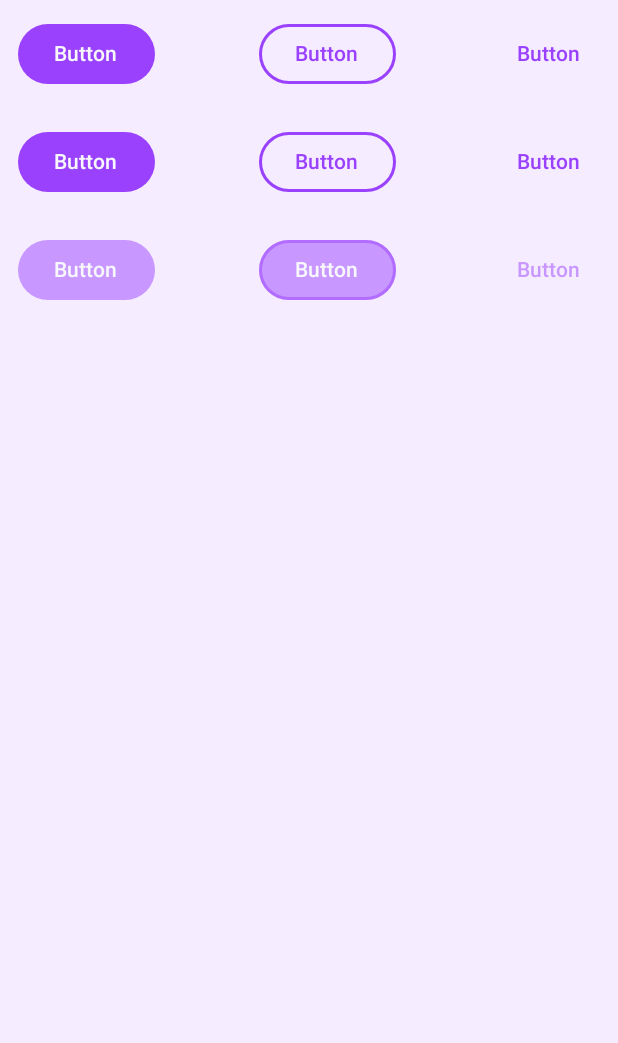
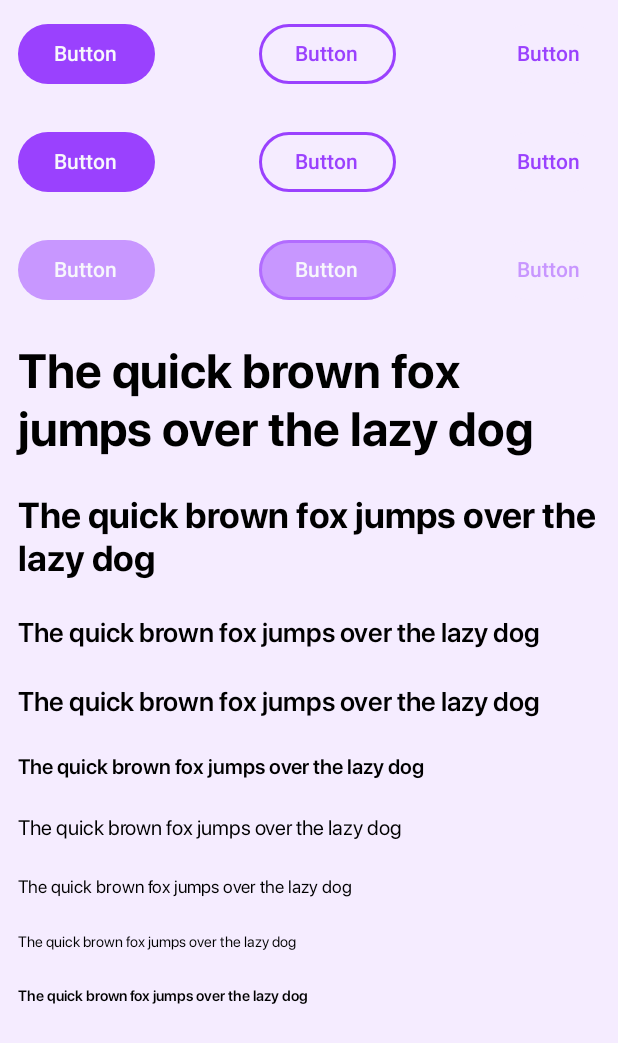
Before and after one commit to Spaigou/WBTechApp, an Android app built with Jetpack Compose: the screen it shows after launch (MainActivity), on a phone screen of 412 x 824 dp. Shown: the top 1043 px of the screen. Run offline under Robolectric (Android 15) with nearby library versions, the phone set to English and light mode, and no system bars.

Commit message:
Typography completed

```diff
--- a/app/src/main/java/com/spaigou/wbtechandroidapp/Buttons.kt
+++ b/app/src/main/java/com/spaigou/wbtechandroidapp/Buttons.kt
@@ -17,6 +17,7 @@ import androidx.compose.material.ripple.RippleTheme
 import androidx.compose.material3.Button
 import androidx.compose.material3.ButtonColors
 import androidx.compose.material3.ButtonDefaults
+import androidx.compose.material3.MaterialTheme
 import androidx.compose.material3.OutlinedButton
 import androidx.compose.material3.Text
 import androidx.compose.material3.TextButton
@@ -244,11 +245,3 @@ private object NoRippleTheme : RippleTheme {
     @Composable
     override fun rippleAlpha(): RippleAlpha = RippleAlpha(0.0f, 0.0f, 0.0f, 0.0f)
 }
-
-@Preview(showBackground = true)
-@Composable
-fun AppPreview() {
-    WBTechAndroidAppTheme {
-        MainScreen()
-    }
-}
--- a/app/src/main/java/com/spaigou/wbtechandroidapp/MainScreen.kt
+++ b/app/src/main/java/com/spaigou/wbtechandroidapp/MainScreen.kt
@@ -4,10 +4,12 @@ import androidx.compose.foundation.ScrollState
 import androidx.compose.foundation.background
 import androidx.compose.foundation.layout.Column
 import androidx.compose.foundation.layout.fillMaxSize
+import androidx.compose.foundation.layout.padding
 import androidx.compose.foundation.layout.systemBarsPadding
 import androidx.compose.foundation.verticalScroll
 import androidx.compose.runtime.Composable
 import androidx.compose.ui.Modifier
+import androidx.compose.ui.unit.dp
 import com.spaigou.wbtechandroidapp.ui.theme.BrandColorBackground
 
 @Composable
@@ -20,5 +22,6 @@ fun MainScreen() {
             .verticalScroll(state = ScrollState(0))
     ) {
         Buttons()
+        TypographyField()
     }
 }
--- /dev/null
+++ b/app/src/main/java/com/spaigou/wbtechandroidapp/TypographyField.kt
@@ -0,0 +1,82 @@
+package com.spaigou.wbtechandroidapp
+
+import androidx.compose.foundation.horizontalScroll
+import androidx.compose.foundation.layout.Column
+import androidx.compose.foundation.layout.padding
+import androidx.compose.foundation.rememberScrollState
+import androidx.compose.material3.Text
+import androidx.compose.runtime.Composable
+import androidx.compose.ui.Modifier
+import androidx.compose.ui.res.stringResource
+import androidx.compose.ui.tooling.preview.Preview
+import androidx.compose.ui.unit.dp
+import com.spaigou.wbtechandroidapp.ui.theme.LocalTypography
+import com.spaigou.wbtechandroidapp.ui.theme.WBTechAndroidAppTheme
+
+@Composable
+fun TypographyField() {
+    Column {
+        Text(
+            text = stringResource(R.string.sample_text),
+            style = LocalTypography.current.heading1,
+            modifier = Modifier
+                .padding(12.dp)
+        )
+        Text(
+            text = stringResource(R.string.sample_text),
+            style = LocalTypography.current.heading2,
+            modifier = Modifier
+                .padding(12.dp)
+        )
+        Text(
+            text = stringResource(R.string.sample_text),
+            style = LocalTypography.current.subheading1,
+            modifier = Modifier
+                .padding(12.dp)
+        )
+        Text(
+            text = stringResource(R.string.sample_text),
+            style = LocalTypography.current.subheading1,
+            modifier = Modifier
+                .padding(12.dp)
+        )
+        Text(
+            text = stringResource(R.string.sample_text),
+            style = LocalTypography.current.bodyText1,
+            modifier = Modifier
+                .padding(12.dp)
+        )
+        Text(
+            text = stringResource(R.string.sample_text),
+            style = LocalTypography.current.bodyText2,
+            modifier = Modifier
+                .padding(12.dp)
+        )
+        Text(
+            text = stringResource(R.string.sample_text),
+            style = LocalTypography.current.metadata1,
+            modifier = Modifier
+                .padding(12.dp)
+        )
+        Text(
+            text = stringResource(R.string.sample_text),
+            style = LocalTypography.current.metadata2,
+            modifier = Modifier
+                .padding(12.dp)
+        )
+        Text(
+            text = stringResource(R.string.sample_text),
+            style = LocalTypography.current.metadata3,
+            modifier = Modifier
+                .padding(12.dp)
+        )
+    }
+}
+
+@Preview(showBackground = true)
+@Composable
+fun AppPreview() {
+    WBTechAndroidAppTheme {
+        MainScreen()
+    }
+}
--- a/app/src/main/java/com/spaigou/wbtechandroidapp/ui/theme/Theme.kt
+++ b/app/src/main/java/com/spaigou/wbtechandroidapp/ui/theme/Theme.kt
@@ -8,6 +8,7 @@ import androidx.compose.material3.dynamicDarkColorScheme
 import androidx.compose.material3.dynamicLightColorScheme
 import androidx.compose.material3.lightColorScheme
 import androidx.compose.runtime.Composable
+import androidx.compose.runtime.CompositionLocalProvider
 import androidx.compose.ui.platform.LocalContext
 
 private val DarkColorScheme = darkColorScheme(
@@ -48,10 +49,11 @@ fun WBTechAndroidAppTheme(
         darkTheme -> DarkColorScheme
         else -> LightColorScheme
     }
-
-    MaterialTheme(
-        colorScheme = colorScheme,
-        typography = Typography,
-        content = content
-    )
+    CompositionLocalProvider(LocalTypography provides myTypography) {
+        MaterialTheme(
+            colorScheme = colorScheme,
+            typography = Typography,
+            content = content
+        )
+    }
 }
--- a/app/src/main/java/com/spaigou/wbtechandroidapp/ui/theme/Type.kt
+++ b/app/src/main/java/com/spaigou/wbtechandroidapp/ui/theme/Type.kt
@@ -1,10 +1,95 @@
 package com.spaigou.wbtechandroidapp.ui.theme
 
 import androidx.compose.material3.Typography
+import androidx.compose.runtime.Immutable
+import androidx.compose.runtime.staticCompositionLocalOf
 import androidx.compose.ui.text.TextStyle
+import androidx.compose.ui.text.font.Font
 import androidx.compose.ui.text.font.FontFamily
 import androidx.compose.ui.text.font.FontWeight
 import androidx.compose.ui.unit.sp
+import com.spaigou.wbtechandroidapp.R
+
+
+@Immutable
+data class MyTypography(
+    val heading1: TextStyle,
+    val heading2: TextStyle,
+    val subheading1: TextStyle,
+    val subheading2: TextStyle,
+    val bodyText1: TextStyle,
+    val bodyText2: TextStyle,
+    val metadata1: TextStyle,
+    val metadata2: TextStyle,
+    val metadata3: TextStyle,
+)
+
+val sfProDisplayFontFamily = FontFamily(
+    Font(R.font.sf_pro_display_bold, FontWeight.Bold),
+    Font(R.font.sf_pro_display_semibold, FontWeight.SemiBold),
+    Font(R.font.sf_pro_display_regular, FontWeight.Normal),
+)
+
+val myTypography = MyTypography(
+    heading1 = TextStyle(
+        fontFamily = sfProDisplayFontFamily,
+        fontWeight = FontWeight.Bold,
+        fontSize = 32.sp,
+        lineHeight = 38.19.sp
+    ),
+    heading2 = TextStyle(
+        fontFamily = sfProDisplayFontFamily,
+        fontWeight = FontWeight.Bold,
+        fontSize = 24.sp,
+        lineHeight = 28.64.sp
+    ),
+    subheading1 = TextStyle(
+        fontFamily = sfProDisplayFontFamily,
+        fontWeight = FontWeight.SemiBold,
+        fontSize = 18.sp,
+        lineHeight = 30.sp,
+    ),
+    subheading2 = TextStyle(
+        fontFamily = sfProDisplayFontFamily,
+        fontWeight = FontWeight.SemiBold,
+        fontSize = 16.sp,
+        lineHeight = 28.sp,
+    ),
+    bodyText1 = TextStyle(
+        fontFamily = sfProDisplayFontFamily,
+        fontWeight = FontWeight.SemiBold,
+        fontSize = 14.sp,
+        lineHeight = 24.sp,
+    ),
+    bodyText2 = TextStyle(
+        fontFamily = sfProDisplayFontFamily,
+        fontWeight = FontWeight.Normal,
+        fontSize = 14.sp,
+        lineHeight = 24.sp,
+    ),
+    metadata1 = TextStyle(
+        fontFamily = sfProDisplayFontFamily,
+        fontWeight = FontWeight.Normal,
+        fontSize = 12.sp,
+        lineHeight = 20.sp,
+    ),
+    metadata2 = TextStyle(
+        fontFamily = sfProDisplayFontFamily,
+        fontWeight = FontWeight.Normal,
+        fontSize = 10.sp,
+        lineHeight = 16.sp,
+    ),
+    metadata3 = TextStyle(
+        fontFamily = sfProDisplayFontFamily,
+        fontWeight = FontWeight.SemiBold,
+        fontSize = 10.sp,
+        lineHeight = 16.sp,
+    )
+)
+
+val LocalTypography = staticCompositionLocalOf {
+    myTypography
+}
 
 // Set of Material typography styles to start with
 val Typography = Typography(
@@ -14,7 +99,7 @@ val Typography = Typography(
         fontSize = 16.sp,
         lineHeight = 24.sp,
         letterSpacing = 0.5.sp
-    )
+    ),
     /* Other default text styles to override
     titleLarge = TextStyle(
         fontFamily = FontFamily.Default,
--- a/app/src/main/res/values/strings.xml
+++ b/app/src/main/res/values/strings.xml
@@ -1,3 +1,4 @@
 <resources>
     <string name="app_name">WBTech Android App</string>
+    <string name="sample_text">The quick brown fox jumps over the lazy dog</string>
 </resources>
```
Also changed, not shown: app/src/main/res/drawable/event.jpg (added), app/src/main/res/font/sf_pro_display_bold.otf (added), app/src/main/res/font/sf_pro_display_regular.otf (added), app/src/main/res/font/sf_pro_display_semibold.otf (added).
